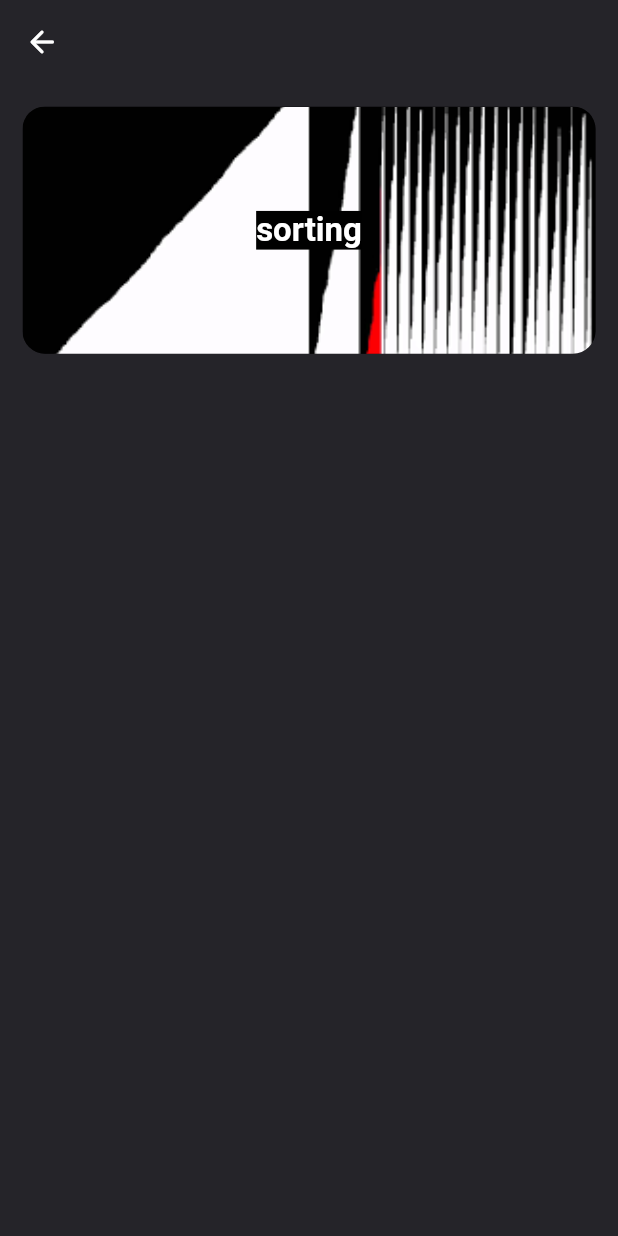
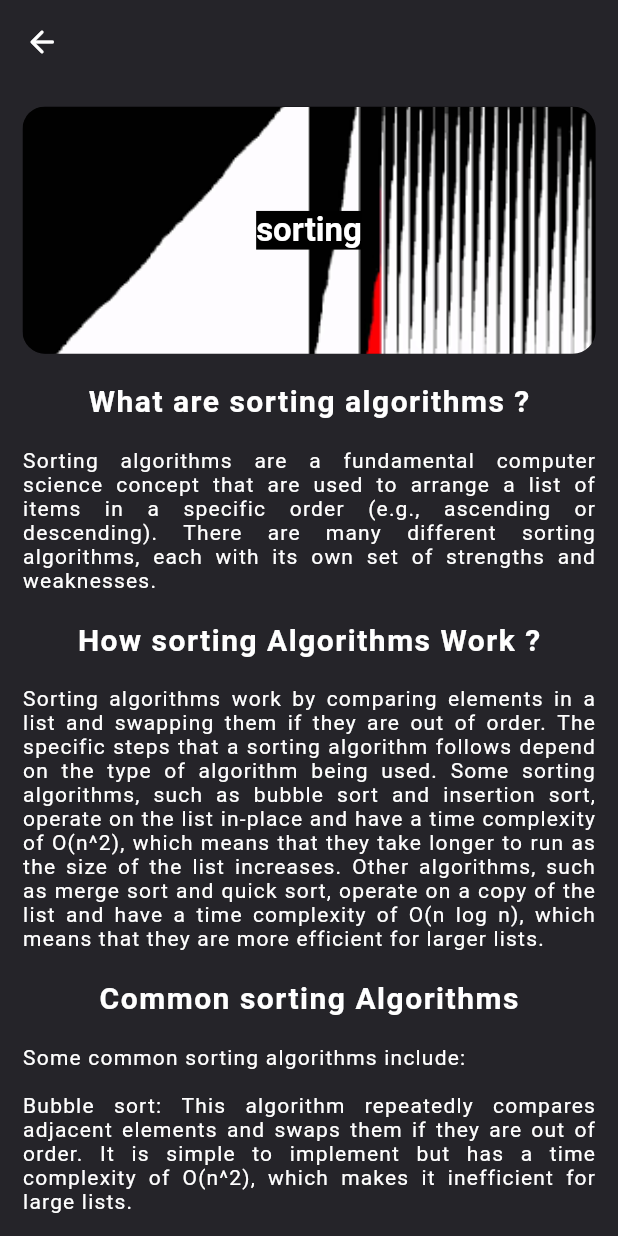
Before and after one commit to fibinacc12/algo_visualizer, a Flutter app: the AlgoDetails screen opened directly with sample values from the repository, on a phone screen of 412 x 824 dp. Run offline on Flutter 3.47's test engine with Material 2 defaults, Android fonts, the phone set to English and light mode, and no system bars; our stand-ins replace bloc; generated files the repository leaves out were written again.

Commit message:
Algorithm general info

```diff
--- a/lib/src/home/presentation/views/algo_details.dart
+++ b/lib/src/home/presentation/views/algo_details.dart
@@ -35,12 +35,66 @@ class AlgoDetails extends StatelessWidget {
         body: Padding(
           padding: const EdgeInsetsDirectional.all(15),
           child: Column(
+            crossAxisAlignment: CrossAxisAlignment.start,
             children: [
               headerWidget(context, algorithm),
+              Expanded(
+                  child: SingleChildScrollView(
+                scrollDirection: Axis.vertical,
+                child: details(),
+              ))
             ],
           ),
         ),
       ),
     );
   }
+
+  Widget details() {
+    return Column(
+      children: [
+        title("What are ${algorithm.label} algorithms ?"),
+        text(
+            "Sorting algorithms are a fundamental computer science concept that are used to arrange a list of items in a specific order (e.g., ascending or descending). There are many different sorting algorithms, each with its own set of strengths and weaknesses."),
+        title("How ${algorithm.label} Algorithms Work ?"),
+        text(
+            "Sorting algorithms work by comparing elements in a list and swapping them if they are out of order. The specific steps that a sorting algorithm follows depend on the type of algorithm being used. Some sorting algorithms, such as bubble sort and insertion sort, operate on the list in-place and have a time complexity of O(n^2), which means that they take longer to run as the size of the list increases. Other algorithms, such as merge sort and quick sort, operate on a copy of the list and have a time complexity of O(n log n), which means that they are more efficient for larger lists."),
+        title("Common ${algorithm.label} Algorithms"),
+        text("""
+Some common sorting algorithms include:
+
+Bubble sort: This algorithm repeatedly compares adjacent elements and swaps them if they are out of order. It is simple to implement but has a time complexity of O(n^2), which makes it inefficient for large lists.
+
+Insertion sort: This algorithm works by building up a sorted list one element at a time. It is efficient for small lists but has a time complexity of O(n^2) for larger lists.
+
+Merge sort: This algorithm works by dividing the list into smaller sublists, sorting each sublist, and then merging the sorted sublists back together. It has a time complexity of O(n log n) and is efficient for large lists.
+
+Quick sort: This algorithm works by selecting a pivot element and partitioning the list around it. It has a time complexity of O(n log n) and is efficient for large lists, but it can be less stable than other algorithms.
+"""),
+        title("Choosing the Right ${algorithm.label} Algorithm"),
+        text(
+            "When choosing a sorting algorithm, it is important to consider the size of the list, the required stability of the sort, and the available resources (e.g., memory and processing power). In general, algorithms with a time complexity of O(n log n) are more efficient for large lists, but simpler algorithms such as insertion sort can be faster for small lists.")
+      ],
+    );
+  }
+
+  Widget text(String text) {
+    return Text(
+      text,
+      style: const TextStyle(color: Colors.white, letterSpacing: 0.8),
+      textAlign: TextAlign.justify,
+    );
+  }
+
+  Widget title(String title) => Padding(
+        padding: const EdgeInsetsDirectional.only(top: 20, bottom: 20),
+        child: Text(
+          title,
+          style: const TextStyle(
+              color: Colors.white,
+              fontSize: 20,
+              fontWeight: FontWeight.bold,
+              letterSpacing: 1),
+        ),
+      );
 }
```
